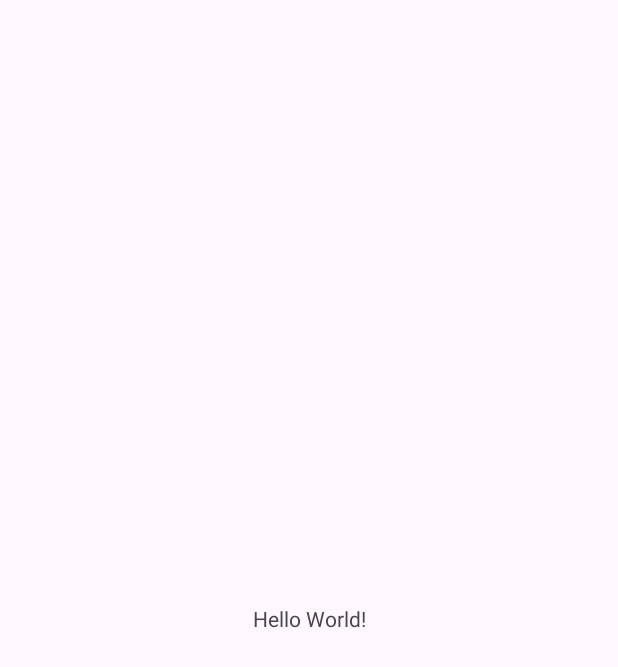
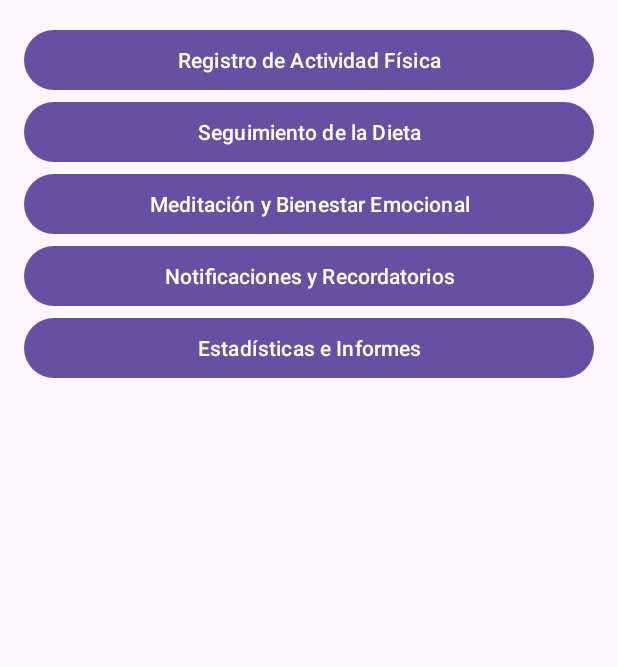
Before and after one commit to cescodc/UniVital, an Android app: the screen it shows after launch (MainActivity), on a phone screen of 412 x 824 dp. Before the commit the part shown is almost empty. Shown: the top 667 px of the screen. Run offline under Robolectric (Android 15) with nearby library versions, the phone set to English and light mode, and no system bars.

Commit message:
Pantalla Principal con botones a tratar

```diff
--- a/app/src/main/res/layout/activity_main.xml
+++ b/app/src/main/res/layout/activity_main.xml
@@ -1,18 +1,41 @@
 <?xml version="1.0" encoding="utf-8"?>
-<androidx.constraintlayout.widget.ConstraintLayout xmlns:android="http://schemas.android.com/apk/res/android"
+<LinearLayout xmlns:android="http://schemas.android.com/apk/res/android"
     xmlns:app="http://schemas.android.com/apk/res-auto"
     xmlns:tools="http://schemas.android.com/tools"
     android:layout_width="match_parent"
     android:layout_height="match_parent"
+    android:orientation="vertical"
+    android:padding="16dp"
     tools:context=".MainActivity">
 
-    <TextView
-        android:layout_width="wrap_content"
+    <Button
+        android:id="@+id/btnPhysicalActivity"
+        android:layout_width="match_parent"
         android:layout_height="wrap_content"
-        android:text="Hello World!"
-        app:layout_constraintBottom_toBottomOf="parent"
-        app:layout_constraintEnd_toEndOf="parent"
-        app:layout_constraintStart_toStartOf="parent"
-        app:layout_constraintTop_toTopOf="parent" />
+        android:text="Registro de Actividad Física" />
 
-</androidx.constraintlayout.widget.ConstraintLayout>
+    <Button
+        android:id="@+id/btnDietTracking"
+        android:layout_width="match_parent"
+        android:layout_height="wrap_content"
+        android:text="Seguimiento de la Dieta" />
+
+    <Button
+        android:id="@+id/btnMeditation"
+        android:layout_width="match_parent"
+        android:layout_height="wrap_content"
+        android:text="Meditación y Bienestar Emocional" />
+
+    <Button
+        android:id="@+id/btnNotifications"
+        android:layout_width="match_parent"
+        android:layout_height="wrap_content"
+        android:text="Notificaciones y Recordatorios" />
+
+    <Button
+        android:id="@+id/btnStatistics"
+        android:layout_width="match_parent"
+        android:layout_height="wrap_content"
+        android:text="Estadísticas e Informes" />
+
+</LinearLayout>
```
